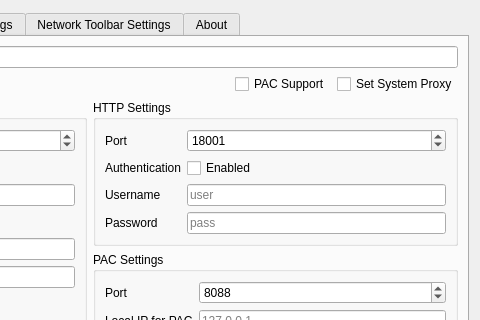
Qt form src/ui/w_PreferencesWindow.ui (darsvador/qvssr) before a commit; both pictures show x 300 to 780 and y 0 to 320 of the 780 by 578 pixel window.
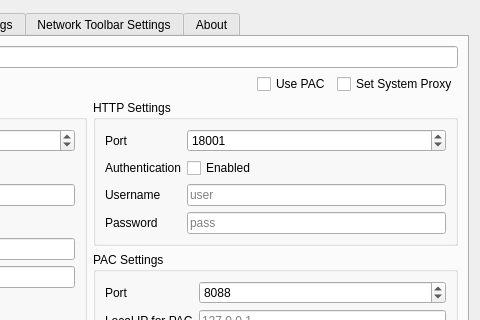
The same form after that commit. The open tabs and pages were chosen to show the change. Icons and pictures are not drawn.

Commit message: [add] Added UI for downloading GFWList

```diff
--- a/src/ui/w_PreferencesWindow.ui
+++ b/src/ui/w_PreferencesWindow.ui
@@ -508,7 +508,7 @@
            <item>
             <widget class="QCheckBox" name="enablePACCB">
              <property name="text">
-              <string>PAC Support</string>
+              <string>Use PAC</string>
              </property>
             </widget>
            </item>
```
The commit also changes 2 other files.
